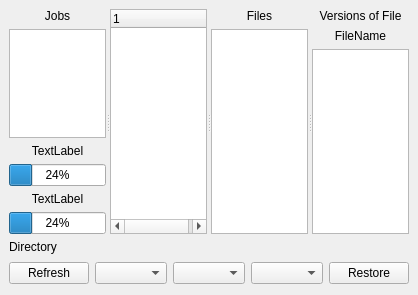
rkorzeniewski/bacula, file bacula/src/qt-console/restore/restoretree.ui: the form before one commit.
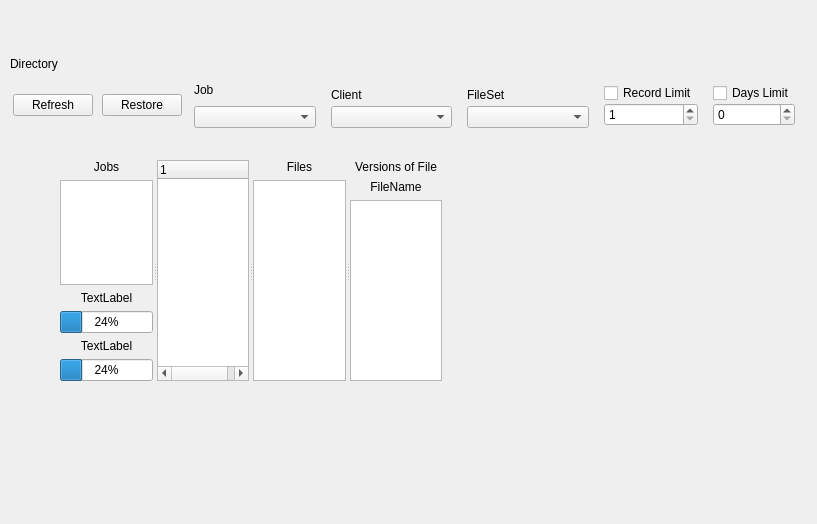
The form after the commit. Icons and pictures are not drawn.

Commit message: Put controls in a scroll area for JobList and restore tree.  Then put the scroll area in a splitter.  Allows for the window to get smaller and the control area will then scroll. Add ability to have the only criterion be the client in restore tree. Add limits to restore tree like with joblist with record limit and/or days limit.

The edit to the form file:
```diff
--- a/bacula/src/qt-console/restore/restoretree.ui
+++ b/bacula/src/qt-console/restore/restoretree.ui
@@ -5,66 +5,35 @@
    <rect>
     <x>0</x>
     <y>0</y>
-    <width>411</width>
-    <height>295</height>
+    <width>817</width>
+    <height>524</height>
    </rect>
   </property>
   <property name="windowTitle" >
    <string>Form</string>
   </property>
-  <layout class="QGridLayout" >
-   <property name="margin" >
-    <number>9</number>
-   </property>
-   <property name="spacing" >
-    <number>6</number>
-   </property>
-   <item row="0" column="0" >
     <widget class="QSplitter" name="splitter" >
-     <property name="sizePolicy" >
-      <sizepolicy>
-       <hsizetype>7</hsizetype>
-       <vsizetype>7</vsizetype>
-       <horstretch>0</horstretch>
-       <verstretch>0</verstretch>
-      </sizepolicy>
+   <property name="geometry" >
+    <rect>
+     <x>60</x>
+     <y>160</y>
+     <width>382</width>
+     <height>221</height>
+    </rect>
      </property>
      <property name="orientation" >
       <enum>Qt::Horizontal</enum>
      </property>
-     <widget class="QWidget" name="" >
-      <layout class="QGridLayout" >
+   <widget class="QWidget" name="layoutWidget" >
+    <layout class="QVBoxLayout" >
        <property name="margin" >
         <number>0</number>
        </property>
        <property name="spacing" >
         <number>6</number>
        </property>
-       <item row="3" column="0" >
-        <widget class="QProgressBar" name="prBar1" >
-         <property name="enabled" >
-          <bool>true</bool>
-         </property>
-         <property name="value" >
-          <number>24</number>
-         </property>
-         <property name="orientation" >
-          <enum>Qt::Horizontal</enum>
-         </property>
-        </widget>
-       </item>
-       <item row="2" column="0" >
-        <widget class="QLabel" name="prLabel1" >
-         <property name="text" >
-          <string>TextLabel</string>
-         </property>
-         <property name="alignment" >
-          <set>Qt::AlignCenter</set>
-         </property>
-        </widget>
-       </item>
-       <item row="0" column="0" >
-        <widget class="QLabel" name="jobLabel" >
+     <item>
+      <widget class="QLabel" name="jobTabelLabel" >
          <property name="text" >
           <string>Jobs</string>
          </property>
@@ -73,47 +42,67 @@
          </property>
         </widget>
        </item>
-       <item row="5" column="0" >
-        <widget class="QProgressBar" name="prBar2" >
-         <property name="enabled" >
-          <bool>true</bool>
-         </property>
-         <property name="value" >
-          <number>24</number>
-         </property>
-         <property name="orientation" >
-          <enum>Qt::Horizontal</enum>
-         </property>
-        </widget>
-       </item>
-       <item row="4" column="0" >
-        <widget class="QLabel" name="prLabel2" >
-         <property name="text" >
-          <string>TextLabel</string>
-         </property>
-         <property name="alignment" >
-          <set>Qt::AlignCenter</set>
-         </property>
-        </widget>
-       </item>
-       <item row="1" column="0" >
+     <item>
         <widget class="QTableWidget" name="jobTable" />
        </item>
+     <item>
+      <widget class="QLabel" name="prLabel1" >
+       <property name="text" >
+        <string>TextLabel</string>
+       </property>
+       <property name="alignment" >
+        <set>Qt::AlignCenter</set>
+       </property>
+      </widget>
+     </item>
+     <item>
+      <widget class="QProgressBar" name="prBar1" >
+       <property name="enabled" >
+        <bool>true</bool>
+       </property>
+       <property name="value" >
+        <number>24</number>
+       </property>
+       <property name="orientation" >
+        <enum>Qt::Horizontal</enum>
+       </property>
+      </widget>
+     </item>
+     <item>
+      <widget class="QLabel" name="prLabel2" >
+       <property name="text" >
+        <string>TextLabel</string>
+       </property>
+       <property name="alignment" >
+        <set>Qt::AlignCenter</set>
+       </property>
+      </widget>
+     </item>
+     <item>
+      <widget class="QProgressBar" name="prBar2" >
+       <property name="enabled" >
+        <bool>true</bool>
+       </property>
+       <property name="value" >
+        <number>24</number>
+       </property>
+       <property name="orientation" >
+        <enum>Qt::Horizontal</enum>
+       </property>
+      </widget>
+     </item>
       </layout>
      </widget>
      <widget class="QTreeWidget" name="directoryTree" />
-     <widget class="QWidget" name="layoutWidget_2" >
-      <layout class="QGridLayout" >
+   <widget class="QWidget" name="layoutWidget_1" >
+    <layout class="QVBoxLayout" >
        <property name="margin" >
         <number>0</number>
        </property>
        <property name="spacing" >
         <number>6</number>
        </property>
-       <item row="1" column="0" >
-        <widget class="QTableWidget" name="fileTable" />
-       </item>
-       <item row="0" column="0" >
+     <item>
         <widget class="QLabel" name="fileLabel" >
          <property name="text" >
           <string>Files</string>
@@ -123,27 +112,20 @@
          </property>
         </widget>
        </item>
-      </layout>
-     </widget>
-     <widget class="QWidget" name="layoutWidget_3" >
-      <layout class="QGridLayout" >
+     <item>
+      <widget class="QTableWidget" name="fileTable" />
+     </item>
+    </layout>
+   </widget>
+   <widget class="QWidget" name="layoutWidget_2" >
+    <layout class="QVBoxLayout" >
        <property name="margin" >
         <number>0</number>
        </property>
        <property name="spacing" >
         <number>6</number>
        </property>
-       <item row="1" column="0" >
-        <widget class="QLabel" name="versionFileLabel" >
-         <property name="text" >
-          <string>FileName</string>
-         </property>
-         <property name="alignment" >
-          <set>Qt::AlignCenter</set>
-         </property>
-        </widget>
-       </item>
-       <item row="0" column="0" >
+     <item>
         <widget class="QLabel" name="versionLabel" >
          <property name="text" >
           <string>Versions of File</string>
@@ -153,14 +135,37 @@
          </property>
         </widget>
        </item>
-       <item row="2" column="0" >
+     <item>
+      <widget class="QLabel" name="versionFileLabel" >
+       <property name="text" >
+        <string>FileName</string>
+       </property>
+       <property name="alignment" >
+        <set>Qt::AlignCenter</set>
+       </property>
+      </widget>
+     </item>
+     <item>
         <widget class="QTableWidget" name="versionTable" />
        </item>
       </layout>
      </widget>
     </widget>
-   </item>
-   <item row="1" column="0" >
+  <widget class="QWidget" native="1" name="widget" >
+   <property name="geometry" >
+    <rect>
+     <x>10</x>
+     <y>57</y>
+     <width>791</width>
+     <height>79</height>
+    </rect>
+   </property>
+   <property name="maximumSize" >
+    <size>
+     <width>950</width>
+     <height>16777215</height>
+    </size>
+   </property>
     <layout class="QGridLayout" >
      <property name="margin" >
       <number>0</number>
@@ -168,28 +173,13 @@
      <property name="spacing" >
       <number>6</number>
      </property>
-     <item row="0" column="0" >
-      <widget class="QLabel" name="directoryLabel" >
-       <property name="sizePolicy" >
-        <sizepolicy>
-         <hsizetype>5</hsizetype>
-         <vsizetype>0</vsizetype>
-         <horstretch>0</horstretch>
-         <verstretch>0</verstretch>
-        </sizepolicy>
-       </property>
-       <property name="text" >
-        <string>Directory</string>
-       </property>
-      </widget>
-     </item>
      <item row="1" column="0" >
       <layout class="QHBoxLayout" >
        <property name="margin" >
-        <number>0</number>
+       <number>3</number>
        </property>
        <property name="spacing" >
-        <number>6</number>
+       <number>9</number>
        </property>
        <item>
         <widget class="QPushButton" name="refreshButton" >
@@ -201,40 +191,197 @@
          </property>
         </widget>
        </item>
-       <item>
-        <widget class="QComboBox" name="jobCombo" />
-       </item>
-       <item>
-        <widget class="QComboBox" name="clientCombo" />
-       </item>
-       <item>
-        <widget class="QComboBox" name="fileSetCombo" />
-       </item>
-       <item>
-        <spacer>
-         <property name="orientation" >
-          <enum>Qt::Horizontal</enum>
-         </property>
-         <property name="sizeHint" >
-          <size>
-           <width>21</width>
-           <height>26</height>
-          </size>
-         </property>
-        </spacer>
-       </item>
        <item>
         <widget class="QPushButton" name="restoreButton" >
          <property name="text" >
           <string>Restore</string>
          </property>
-        </widget>
-       </item>
-      </layout>
-     </item>
-    </layout>
-   </item>
-  </layout>
+        <property name="icon" >
+         <iconset resource="../main.qrc" >:/images/restore.png</iconset>
+        </property>
+       </widget>
+      </item>
+      <item>
+       <layout class="QVBoxLayout" >
+        <property name="margin" >
+         <number>3</number>
+        </property>
+        <property name="spacing" >
+         <number>9</number>
+        </property>
+        <item>
+         <widget class="QLabel" name="jobLabel" >
+          <property name="text" >
+           <string>Job</string>
+          </property>
+         </widget>
+        </item>
+        <item>
+         <widget class="QComboBox" name="jobCombo" >
+          <property name="sizePolicy" >
+           <sizepolicy>
+            <hsizetype>7</hsizetype>
+            <vsizetype>0</vsizetype>
+            <horstretch>0</horstretch>
+            <verstretch>0</verstretch>
+           </sizepolicy>
+          </property>
+          <property name="toolTip" >
+           <string>Job List Job Criterion Selector</string>
+          </property>
+          <property name="statusTip" >
+           <string>Job List Job Criterion Selector</string>
+          </property>
+         </widget>
+        </item>
+       </layout>
+      </item>
+      <item>
+       <layout class="QVBoxLayout" >
+        <property name="margin" >
+         <number>3</number>
+        </property>
+        <property name="spacing" >
+         <number>0</number>
+        </property>
+        <item>
+         <widget class="QLabel" name="clientLabel" >
+          <property name="text" >
+           <string>Client</string>
+          </property>
+         </widget>
+        </item>
+        <item>
+         <widget class="QComboBox" name="clientCombo" >
+          <property name="sizePolicy" >
+           <sizepolicy>
+            <hsizetype>7</hsizetype>
+            <vsizetype>0</vsizetype>
+            <horstretch>0</horstretch>
+            <verstretch>0</verstretch>
+           </sizepolicy>
+          </property>
+          <property name="toolTip" >
+           <string>Job List Client Criterion Selector</string>
+          </property>
+          <property name="statusTip" >
+           <string>Job List Client Criterion Selector</string>
+          </property>
+         </widget>
+        </item>
+       </layout>
+      </item>
+      <item>
+       <layout class="QVBoxLayout" >
+        <property name="margin" >
+         <number>3</number>
+        </property>
+        <property name="spacing" >
+         <number>0</number>
+        </property>
+        <item>
+         <widget class="QLabel" name="fileSetLabel" >
+          <property name="text" >
+           <string>FileSet</string>
+          </property>
+         </widget>
+        </item>
+        <item>
+         <widget class="QComboBox" name="fileSetCombo" >
+          <property name="sizePolicy" >
+           <sizepolicy>
+            <hsizetype>7</hsizetype>
+            <vsizetype>0</vsizetype>
+            <horstretch>0</horstretch>
+            <verstretch>0</verstretch>
+           </sizepolicy>
+          </property>
+          <property name="toolTip" >
+           <string>Job List Fileset Criterion Selector</string>
+          </property>
+          <property name="statusTip" >
+           <string>Job List Fileset Criterion Selector</string>
+          </property>
+         </widget>
+        </item>
+       </layout>
+      </item>
+      <item>
+       <layout class="QVBoxLayout" >
+        <property name="margin" >
+         <number>3</number>
+        </property>
+        <property name="spacing" >
+         <number>0</number>
+        </property>
+        <item>
+         <widget class="QCheckBox" name="limitCheckBox" >
+          <property name="text" >
+           <string>Record Limit</string>
+          </property>
+         </widget>
+        </item>
+        <item>
+         <widget class="QSpinBox" name="limitSpinBox" >
+          <property name="maximum" >
+           <number>10000</number>
+          </property>
+          <property name="minimum" >
+           <number>1</number>
+          </property>
+          <property name="singleStep" >
+           <number>25</number>
+          </property>
+         </widget>
+        </item>
+       </layout>
+      </item>
+      <item>
+       <layout class="QVBoxLayout" >
+        <property name="margin" >
+         <number>3</number>
+        </property>
+        <property name="spacing" >
+         <number>0</number>
+        </property>
+        <item>
+         <widget class="QCheckBox" name="daysCheckBox" >
+          <property name="text" >
+           <string>Days Limit</string>
+          </property>
+         </widget>
+        </item>
+        <item>
+         <widget class="QSpinBox" name="daysSpinBox" >
+          <property name="singleStep" >
+           <number>7</number>
+          </property>
+         </widget>
+        </item>
+       </layout>
+      </item>
+     </layout>
+    </item>
+    <item row="0" column="0" >
+     <widget class="QLabel" name="directoryLabel" >
+      <property name="sizePolicy" >
+       <sizepolicy>
+        <hsizetype>5</hsizetype>
+        <vsizetype>0</vsizetype>
+        <horstretch>0</horstretch>
+        <verstretch>0</verstretch>
+       </sizepolicy>
+      </property>
+      <property name="cursor" >
+       <cursor>13</cursor>
+      </property>
+      <property name="text" >
+       <string>Directory</string>
+      </property>
+     </widget>
+    </item>
+   </layout>
+  </widget>
   <action name="actionSelectDirectory" >
    <property name="icon" >
     <iconset/>
```
Lines whose indentation alone changed are shown as unchanged. The commit also changes 4 other files.
